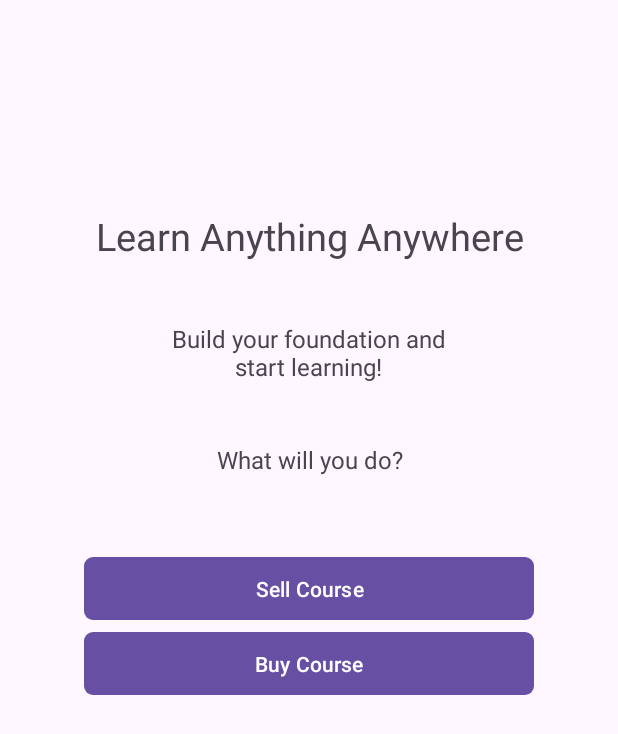
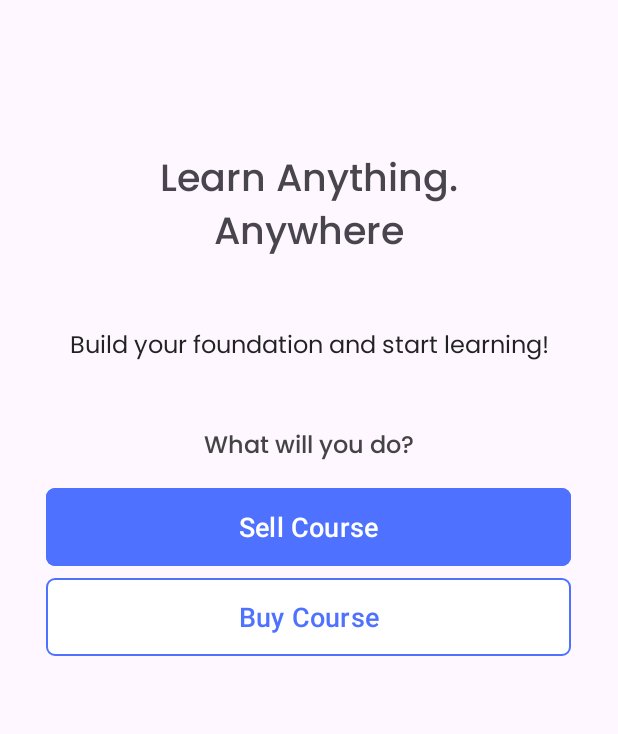
Before and after one commit to Christiannaira/my_mini_brain, an Android app: the screen it shows after launch (UserStartActivity), on a phone screen of 412 x 824 dp. Shown: the top 734 px of the screen. Run offline under Robolectric (Android 15) with nearby library versions, the phone set to English and light mode, and no system bars.

Commit message:
feat: added fonts and designed the user first ui

```diff
--- a/app/src/main/res/layout/activity_user_start.xml
+++ b/app/src/main/res/layout/activity_user_start.xml
@@ -7,25 +7,29 @@
     android:layout_height="match_parent"
     tools:context=".UserStartActivity"
     android:orientation="vertical"
+    android:padding="20dp"
     >
 
     <TextView
-        android:layout_marginTop="140dp"
+        android:layout_marginTop="100dp"
         android:layout_width="match_parent"
         android:layout_height="wrap_content"
         android:text="@string/user_start_headline"
         android:textSize="25sp"
         android:gravity="center"
+        android:fontFamily="@font/poppins_medium"
         />
 
     <TextView
         android:layout_marginTop="40dp"
-        android:layout_width="210dp"
+        android:layout_width="match_parent"
         android:layout_height="wrap_content"
         android:text="@string/user_start_description"
         android:textSize="16sp"
         android:gravity="center"
         android:layout_gravity="center"
+        android:fontFamily="@font/poppins_regular"
+        android:textColor="#222222"
         />
 
     <TextView
@@ -36,10 +40,12 @@
         android:textSize="16sp"
         android:gravity="center"
         android:layout_gravity="center"
+        android:fontFamily="@font/poppins_medium"
+        android:textColor="#444444"
         />
 
     <LinearLayout
-        android:layout_marginTop="50dp"
+        android:layout_marginTop="10dp"
         android:layout_width="match_parent"
         android:layout_height="wrap_content"
         android:orientation="vertical"
@@ -47,17 +53,26 @@
         >
 
         <com.google.android.material.button.MaterialButton
-            android:layout_width="300dp"
-            android:layout_height="50dp"
+            android:id="@+id/sellBtn"
+            android:layout_width="350dp"
+            android:layout_height="60dp"
             app:cornerRadius="6dp"
             android:text="@string/user_start_sellerBtn"
+            android:backgroundTint="@color/primary"
+            android:textSize="18sp"
             />
 
         <com.google.android.material.button.MaterialButton
-            android:layout_width="300dp"
-            android:layout_height="50dp"
+            android:id="@+id/buyBtn"
+            android:layout_width="350dp"
+            android:layout_height="60dp"
             app:cornerRadius="6dp"
             android:text="@string/user_start_buyerBtn"
+            android:backgroundTint="#ffffff"
+            android:textColor="@color/primary"
+            app:strokeColor="@color/primary"
+            app:strokeWidth="1dp"
+            android:textSize="18sp"
             />
 
     </LinearLayout>
--- a/app/src/main/res/values/strings.xml
+++ b/app/src/main/res/values/strings.xml
@@ -1,7 +1,7 @@
 <resources>
     <string name="app_name">myMiniBrain</string>
 
-    <string name="user_start_headline">Learn Anything Anywhere</string>
+    <string name="user_start_headline">Learn Anything.\nAnywhere</string>
     <string name="user_start_description">Build your foundation and start learning!</string>
     <string name="user_start_question">What will you do?</string>
 
--- a/app/src/main/res/values/themes.xml
+++ b/app/src/main/res/values/themes.xml
@@ -6,4 +6,6 @@
     </style>
 
     <style name="Theme.MyMiniBrain" parent="Base.Theme.MyMiniBrain" />
+
+
 </resources>
```
Also changed, not shown: app/src/main/res/font/poppins_black.ttf (added), app/src/main/res/font/poppins_bold.ttf (added), app/src/main/res/font/poppins_extrabold.ttf (added), app/src/main/res/font/poppins_extralight.ttf (added), app/src/main/res/font/poppins_light.ttf (added), app/src/main/res/font/poppins_medium.ttf (added), app/src/main/res/font/poppins_regular.ttf (added), app/src/main/res/font/poppins_semibold.ttf (added), app/src/main/res/font/poppins_thin.ttf (added).
